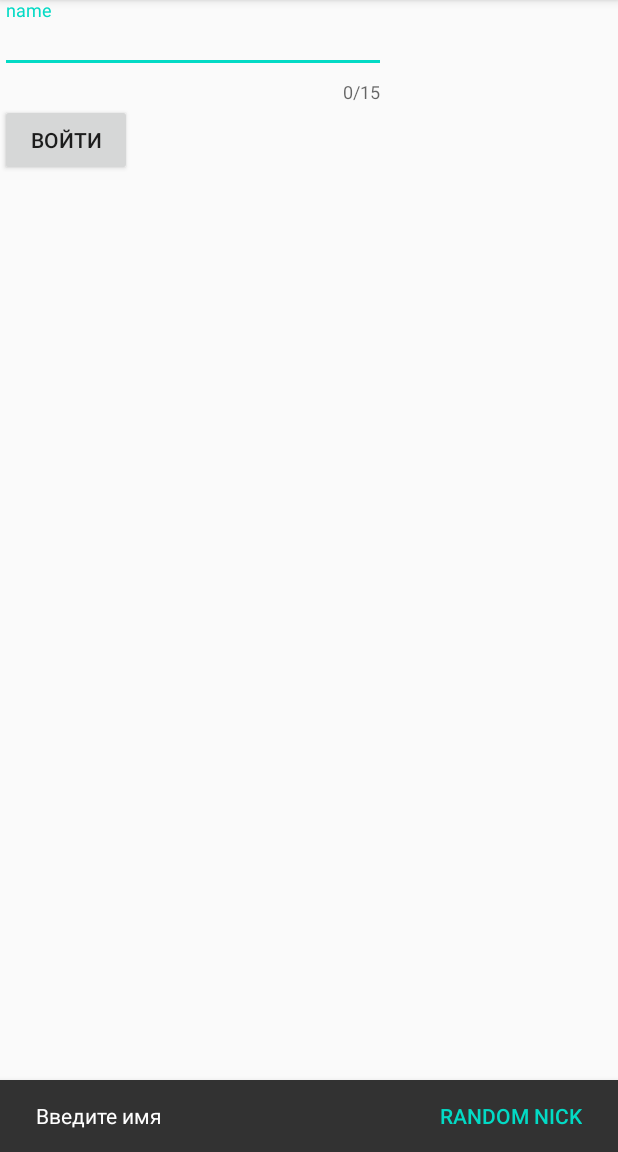
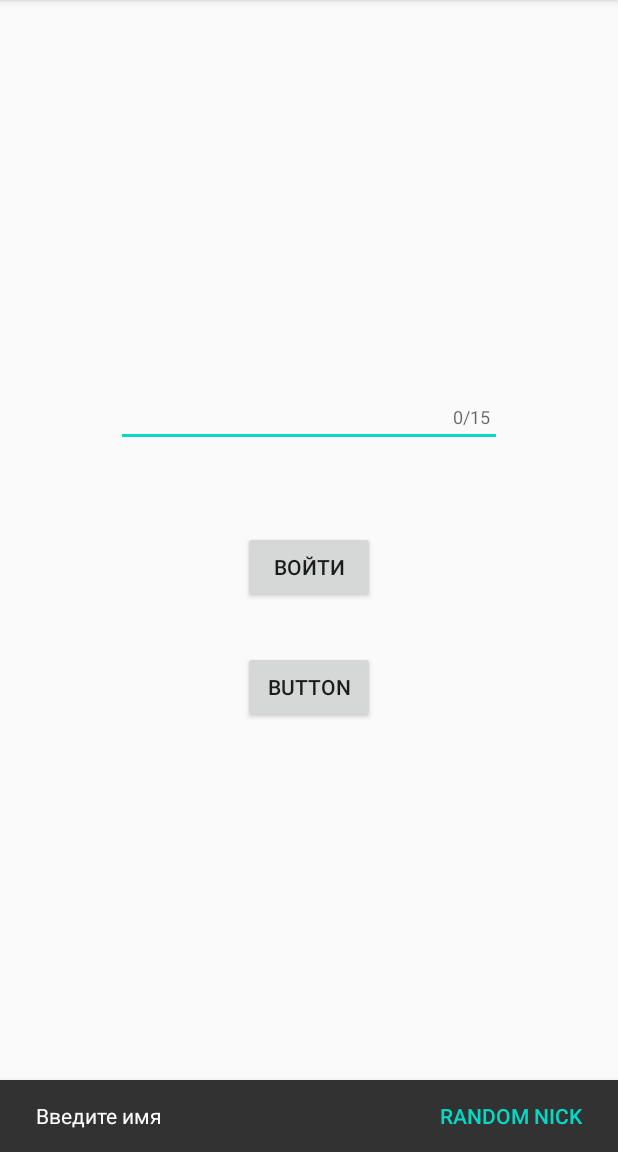
Before and after one commit to mvrlrd/MaterialDesignMainProject, an Android app: the screen it shows after launch (StartActivity), after a tap on "ВОЙТИ", on a phone screen of 412 x 824 dp, the part 84-1236 px from its top. Run offline under Robolectric (Android 15) with nearby library versions, the phone set to English and light mode, and no system bars.

```diff
--- a/app/src/main/res/layout/activity_start.xml
+++ b/app/src/main/res/layout/activity_start.xml
@@ -1,5 +1,5 @@
 <?xml version="1.0" encoding="utf-8"?>
-<androidx.coordinatorlayout.widget.CoordinatorLayout xmlns:android="http://schemas.android.com/apk/res/android"
+<androidx.constraintlayout.widget.ConstraintLayout xmlns:android="http://schemas.android.com/apk/res/android"
     xmlns:tools="http://schemas.android.com/tools"
     android:layout_width="match_parent"
     android:layout_height="match_parent"
@@ -8,30 +8,19 @@
     tools:context=".MainActivity">
 
 
-    <LinearLayout
-        android:layout_width="match_parent"
-        android:layout_height="match_parent"
-        android:orientation="vertical">
-
     <com.google.android.material.textfield.TextInputLayout
         android:layout_width="wrap_content"
         android:layout_height="wrap_content"
+        android:layout_marginBottom="12dp"
         android:hint="name"
         android:textColorHint="@color/design_default_color_error"
         app:counterEnabled="true"
         app:counterMaxLength="15"
-            app:counterOverflowTextAppearance="@style/AppTheme">
-
-            <EditText
-                android:id="@+id/editTextStartView"
-                android:layout_width="257dp"
-                android:layout_height="38dp"
-                android:layout_marginTop="192dp"
-                app:layout_constraintEnd_toEndOf="parent"
-                app:layout_constraintStart_toStartOf="parent"
-                app:layout_constraintTop_toTopOf="parent">
-
-            </EditText>
+        app:counterOverflowTextAppearance="@style/AppTheme"
+        app:layout_constraintBottom_toBottomOf="@+id/editTextStartView"
+        app:layout_constraintEnd_toEndOf="@+id/editTextStartView"
+        app:layout_constraintHorizontal_bias="0.964"
+        app:layout_constraintStart_toStartOf="@+id/editTextStartView">
 
     </com.google.android.material.textfield.TextInputLayout>
 
@@ -39,12 +28,38 @@
         android:id="@+id/button"
         android:layout_width="wrap_content"
         android:layout_height="wrap_content"
+        android:layout_marginTop="56dp"
         android:onClick="onClickButton"
-            android:text="Войти" />
+        android:text="Войти"
+        app:layout_constraintBottom_toBottomOf="parent"
+        app:layout_constraintEnd_toEndOf="parent"
+        app:layout_constraintHorizontal_bias="0.501"
+        app:layout_constraintStart_toStartOf="parent"
+        app:layout_constraintTop_toBottomOf="@+id/editTextStartView"
+        app:layout_constraintVertical_bias="0.0"
+        tools:ignore="OnClick" />
 
-    </LinearLayout>
+    <EditText
+        android:id="@+id/editTextStartView"
+        android:layout_width="257dp"
+        android:layout_height="38dp"
+        android:layout_marginTop="260dp"
+        app:layout_constraintEnd_toEndOf="parent"
+        app:layout_constraintStart_toStartOf="parent"
+        app:layout_constraintTop_toTopOf="parent">
+
+    </EditText>
+
+    <Button
+        android:id="@+id/button2"
+        android:layout_width="wrap_content"
+        android:layout_height="wrap_content"
+        android:layout_marginTop="32dp"
+        android:text="Button"
+        app:layout_constraintEnd_toEndOf="parent"
+        app:layout_constraintHorizontal_bias="0.501"
+        app:layout_constraintStart_toStartOf="parent"
+        app:layout_constraintTop_toBottomOf="@+id/button" />
 
 
-
-
-</androidx.coordinatorlayout.widget.CoordinatorLayout>
+</androidx.constraintlayout.widget.ConstraintLayout>
```
Lines whose indentation alone changed are shown as unchanged.
